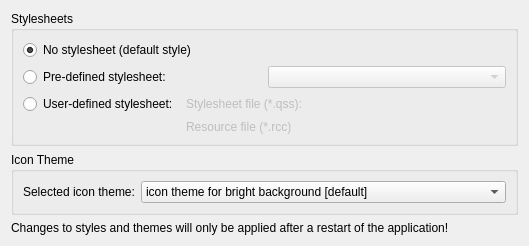
Before: the Qt Designer form Qitom/ui/widgetPropGeneralStyles.ui in itom-project/itom, drawn with Qt 5.
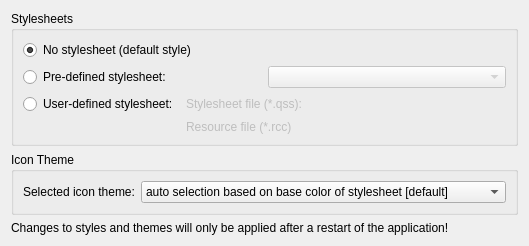
After: the same form once the commit is applied. Custom widgets are drawn as their Qt base class.

Commit message: New option 'automatic' for icon theme in itom property dialog: If the standard background color has a lightness < 50%, the dark theme is chosen, else the bright theme. This option is the default.

The edit to the form file:
```diff
--- a/Qitom/ui/widgetPropGeneralStyles.ui
+++ b/Qitom/ui/widgetPropGeneralStyles.ui
@@ -132,7 +132,12 @@
        <widget class="QComboBox" name="comboIconTheme">
         <item>
          <property name="text">
-          <string>icon theme for bright background [default]</string>
+          <string>auto selection based on base color of stylesheet [default]</string>
+         </property>
+        </item>
+        <item>
+         <property name="text">
+          <string>icon theme for bright background</string>
          </property>
         </item>
         <item>
```
The commit also changes 3 other files.
